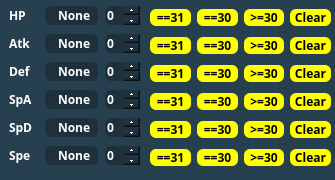
Before: the Qt Designer form Forms/Controls/IVFilter.ui in Admiral-Fish/PokeFinder, drawn with Qt 5.
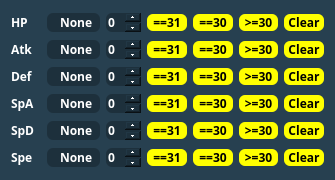
After: the same form once the commit is applied. Icons and pictures are not drawn.

```diff
--- a/Forms/Controls/IVFilter.ui
+++ b/Forms/Controls/IVFilter.ui
@@ -97,16 +97,7 @@
 	border-radius: 6px;
 }</string>
   </property>
-  <widget class="QWidget" name="">
-   <property name="geometry">
-    <rect>
-     <x>9</x>
-     <y>3</y>
-     <width>91</width>
-     <height>171</height>
-    </rect>
-   </property>
-   <layout class="QGridLayout" name="gridLayout_3">
+  <layout class="QGridLayout" name="gridLayout">
     <item row="0" column="0">
      <widget class="QLabel" name="hpLabel">
       <property name="sizePolicy">
@@ -184,362 +175,7 @@
       </item>
      </widget>
     </item>
-    <item row="1" column="0">
-     <widget class="QLabel" name="atkLabel">
-      <property name="font">
-       <font>
-        <family>Myriad Pro,Montserrat</family>
-        <weight>62</weight>
-        <bold>true</bold>
-       </font>
-      </property>
-      <property name="text">
-       <string>Atk</string>
-      </property>
-     </widget>
-    </item>
-    <item row="1" column="1">
-     <widget class="QComboBox" name="comboBoxAtk">
-      <property name="font">
-       <font>
-        <family>Myriad Pro,Montserrat</family>
-        <weight>62</weight>
-        <bold>true</bold>
-       </font>
-      </property>
-      <property name="layoutDirection">
-       <enum>Qt::LeftToRight</enum>
-      </property>
-      <property name="styleSheet">
-       <string notr="true"/>
-      </property>
-      <property name="sizeAdjustPolicy">
-       <enum>QComboBox::AdjustToContentsOnFirstShow</enum>
-      </property>
-      <property name="duplicatesEnabled">
-       <bool>false</bool>
-      </property>
-      <property name="frame">
-       <bool>true</bool>
-      </property>
-      <item>
-       <property name="text">
-        <string>None</string>
-       </property>
-      </item>
-      <item>
-       <property name="text">
-        <string notr="true">==</string>
-       </property>
-      </item>
-      <item>
-       <property name="text">
-        <string notr="true">&gt;=</string>
-       </property>
-      </item>
-      <item>
-       <property name="text">
-        <string notr="true">&lt;=</string>
-       </property>
-      </item>
-      <item>
-       <property name="text">
-        <string notr="true">!=</string>
-       </property>
-      </item>
-     </widget>
-    </item>
-    <item row="2" column="0">
-     <widget class="QLabel" name="defLabel">
-      <property name="font">
-       <font>
-        <family>Myriad Pro,Montserrat</family>
-        <weight>62</weight>
-        <bold>true</bold>
-       </font>
-      </property>
-      <property name="text">
-       <string>Def</string>
-      </property>
-     </widget>
-    </item>
-    <item row="2" column="1">
-     <widget class="QComboBox" name="comboBoxDef">
-      <property name="sizePolicy">
-       <sizepolicy hsizetype="Minimum" vsizetype="Fixed">
-        <horstretch>0</horstretch>
-        <verstretch>0</verstretch>
-       </sizepolicy>
-      </property>
-      <property name="font">
-       <font>
-        <family>Myriad Pro,Montserrat</family>
-        <weight>62</weight>
-        <bold>true</bold>
-       </font>
-      </property>
-      <property name="layoutDirection">
-       <enum>Qt::LeftToRight</enum>
-      </property>
-      <property name="styleSheet">
-       <string notr="true"/>
-      </property>
-      <property name="sizeAdjustPolicy">
-       <enum>QComboBox::AdjustToContentsOnFirstShow</enum>
-      </property>
-      <property name="duplicatesEnabled">
-       <bool>false</bool>
-      </property>
-      <property name="frame">
-       <bool>true</bool>
-      </property>
-      <item>
-       <property name="text">
-        <string>None</string>
-       </property>
-      </item>
-      <item>
-       <property name="text">
-        <string notr="true">==</string>
-       </property>
-      </item>
-      <item>
-       <property name="text">
-        <string notr="true">&gt;=</string>
-       </property>
-      </item>
-      <item>
-       <property name="text">
-        <string notr="true">&lt;=</string>
-       </property>
-      </item>
-      <item>
-       <property name="text">
-        <string notr="true">!=</string>
-       </property>
-      </item>
-     </widget>
-    </item>
-    <item row="3" column="0">
-     <widget class="QLabel" name="spaLabel">
-      <property name="font">
-       <font>
-        <family>Myriad Pro,Montserrat</family>
-        <weight>62</weight>
-        <bold>true</bold>
-       </font>
-      </property>
-      <property name="text">
-       <string>SpA</string>
-      </property>
-     </widget>
-    </item>
-    <item row="3" column="1">
-     <widget class="QComboBox" name="comboBoxSpA">
-      <property name="font">
-       <font>
-        <family>Myriad Pro,Montserrat</family>
-        <weight>62</weight>
-        <bold>true</bold>
-       </font>
-      </property>
-      <property name="layoutDirection">
-       <enum>Qt::LeftToRight</enum>
-      </property>
-      <property name="styleSheet">
-       <string notr="true"/>
-      </property>
-      <property name="sizeAdjustPolicy">
-       <enum>QComboBox::AdjustToContentsOnFirstShow</enum>
-      </property>
-      <property name="duplicatesEnabled">
-       <bool>false</bool>
-      </property>
-      <property name="frame">
-       <bool>true</bool>
-      </property>
-      <item>
-       <property name="text">
-        <string>None</string>
-       </property>
-      </item>
-      <item>
-       <property name="text">
-        <string notr="true">==</string>
-       </property>
-      </item>
-      <item>
-       <property name="text">
-        <string notr="true">&gt;=</string>
-       </property>
-      </item>
-      <item>
-       <property name="text">
-        <string notr="true">&lt;=</string>
-       </property>
-      </item>
-      <item>
-       <property name="text">
-        <string notr="true">!=</string>
-       </property>
-      </item>
-     </widget>
-    </item>
-    <item row="4" column="0">
-     <widget class="QLabel" name="spdLabel">
-      <property name="font">
-       <font>
-        <family>Myriad Pro,Montserrat</family>
-        <weight>62</weight>
-        <bold>true</bold>
-       </font>
-      </property>
-      <property name="text">
-       <string>SpD</string>
-      </property>
-     </widget>
-    </item>
-    <item row="4" column="1">
-     <widget class="QComboBox" name="comboBoxSpD">
-      <property name="font">
-       <font>
-        <family>Myriad Pro,Montserrat</family>
-        <weight>62</weight>
-        <bold>true</bold>
-       </font>
-      </property>
-      <property name="layoutDirection">
-       <enum>Qt::LeftToRight</enum>
-      </property>
-      <property name="styleSheet">
-       <string notr="true"/>
-      </property>
-      <property name="sizeAdjustPolicy">
-       <enum>QComboBox::AdjustToContentsOnFirstShow</enum>
-      </property>
-      <property name="duplicatesEnabled">
-       <bool>false</bool>
-      </property>
-      <property name="frame">
-       <bool>true</bool>
-      </property>
-      <item>
-       <property name="text">
-        <string>None</string>
-       </property>
-      </item>
-      <item>
-       <property name="text">
-        <string notr="true">==</string>
-       </property>
-      </item>
-      <item>
-       <property name="text">
-        <string notr="true">&gt;=</string>
-       </property>
-      </item>
-      <item>
-       <property name="text">
-        <string notr="true">&lt;=</string>
-       </property>
-      </item>
-      <item>
-       <property name="text">
-        <string notr="true">!=</string>
-       </property>
-      </item>
-     </widget>
-    </item>
-    <item row="5" column="0">
-     <widget class="QLabel" name="speLabel">
-      <property name="font">
-       <font>
-        <family>Myriad Pro,Montserrat</family>
-        <weight>62</weight>
-        <bold>true</bold>
-       </font>
-      </property>
-      <property name="text">
-       <string>Spe</string>
-      </property>
-     </widget>
-    </item>
-    <item row="5" column="1">
-     <widget class="QComboBox" name="comboBoxSpe">
-      <property name="sizePolicy">
-       <sizepolicy hsizetype="Fixed" vsizetype="Fixed">
-        <horstretch>0</horstretch>
-        <verstretch>0</verstretch>
-       </sizepolicy>
-      </property>
-      <property name="minimumSize">
-       <size>
-        <width>53</width>
-        <height>13</height>
-       </size>
-      </property>
-      <property name="font">
-       <font>
-        <family>Myriad Pro,Montserrat</family>
-        <weight>62</weight>
-        <bold>true</bold>
-       </font>
-      </property>
-      <property name="layoutDirection">
-       <enum>Qt::LeftToRight</enum>
-      </property>
-      <property name="styleSheet">
-       <string notr="true"/>
-      </property>
-      <property name="sizeAdjustPolicy">
-       <enum>QComboBox::AdjustToContentsOnFirstShow</enum>
-      </property>
-      <property name="duplicatesEnabled">
-       <bool>false</bool>
-      </property>
-      <property name="frame">
-       <bool>true</bool>
-      </property>
-      <item>
-       <property name="text">
-        <string>None</string>
-       </property>
-      </item>
-      <item>
-       <property name="text">
-        <string notr="true">==</string>
-       </property>
-      </item>
-      <item>
-       <property name="text">
-        <string notr="true">&gt;=</string>
-       </property>
-      </item>
-      <item>
-       <property name="text">
-        <string notr="true">&lt;=</string>
-       </property>
-      </item>
-      <item>
-       <property name="text">
-        <string notr="true">!=</string>
-       </property>
-      </item>
-     </widget>
-    </item>
-   </layout>
-  </widget>
-  <widget class="QWidget" name="">
-   <property name="geometry">
-    <rect>
-     <x>104</x>
-     <y>3</y>
-     <width>38</width>
-     <height>171</height>
-    </rect>
-   </property>
-   <layout class="QGridLayout" name="gridLayout">
-    <item row="0" column="0">
+   <item row="0" column="2">
      <widget class="QSpinBox" name="spinBoxHP">
       <property name="sizePolicy">
        <sizepolicy hsizetype="Fixed" vsizetype="Fixed">
@@ -559,89 +195,7 @@
       </property>
      </widget>
     </item>
-    <item row="1" column="0">
-     <widget class="QSpinBox" name="spinBoxAtk">
-      <property name="font">
-       <font>
-        <family>Myriad Pro,Montserrat</family>
-        <weight>62</weight>
-        <bold>true</bold>
-       </font>
-      </property>
-      <property name="maximum">
-       <number>31</number>
-      </property>
-     </widget>
-    </item>
-    <item row="2" column="0">
-     <widget class="QSpinBox" name="spinBoxDef">
-      <property name="font">
-       <font>
-        <family>Myriad Pro,Montserrat</family>
-        <weight>62</weight>
-        <bold>true</bold>
-       </font>
-      </property>
-      <property name="maximum">
-       <number>31</number>
-      </property>
-     </widget>
-    </item>
-    <item row="3" column="0">
-     <widget class="QSpinBox" name="spinBoxSpA">
-      <property name="font">
-       <font>
-        <family>Myriad Pro,Montserrat</family>
-        <weight>62</weight>
-        <bold>true</bold>
-       </font>
-      </property>
-      <property name="maximum">
-       <number>31</number>
-      </property>
-     </widget>
-    </item>
-    <item row="4" column="0">
-     <widget class="QSpinBox" name="spinBoxSpD">
-      <property name="font">
-       <font>
-        <family>Myriad Pro,Montserrat</family>
-        <weight>62</weight>
-        <bold>true</bold>
-       </font>
-      </property>
-      <property name="maximum">
-       <number>31</number>
-      </property>
-     </widget>
-    </item>
-    <item row="5" column="0">
-     <widget class="QSpinBox" name="spinBoxSpe">
-      <property name="font">
-       <font>
-        <family>Myriad Pro,Montserrat</family>
-        <weight>62</weight>
-        <bold>true</bold>
-       </font>
-      </property>
-      <property name="maximum">
-       <number>31</number>
-      </property>
-     </widget>
-    </item>
-   </layout>
-  </widget>
-  <widget class="QWidget" name="">
-   <property name="geometry">
-    <rect>
-     <x>150</x>
-     <y>4</y>
-     <width>181</width>
-     <height>171</height>
-    </rect>
-   </property>
-   <layout class="QGridLayout" name="gridLayout_2">
-    <item row="0" column="0">
+   <item row="0" column="3">
      <widget class="QPushButton" name="pushButton31HP">
       <property name="font">
        <font>
@@ -655,7 +209,7 @@
       </property>
      </widget>
     </item>
-    <item row="0" column="1">
+   <item row="0" column="4">
      <widget class="QPushButton" name="pushButton30HP">
       <property name="font">
        <font>
@@ -669,7 +223,7 @@
       </property>
      </widget>
     </item>
-    <item row="0" column="2">
+   <item row="0" column="5">
      <widget class="QPushButton" name="pushButtonG30HP">
       <property name="font">
        <font>
@@ -683,7 +237,7 @@
       </property>
      </widget>
     </item>
-    <item row="0" column="3">
+   <item row="0" column="6">
      <widget class="QPushButton" name="pushButtonClearHP">
       <property name="font">
        <font>
@@ -698,6 +252,85 @@
      </widget>
     </item>
     <item row="1" column="0">
+    <widget class="QLabel" name="atkLabel">
+     <property name="font">
+      <font>
+       <family>Myriad Pro,Montserrat</family>
+       <weight>62</weight>
+       <bold>true</bold>
+      </font>
+     </property>
+     <property name="text">
+      <string>Atk</string>
+     </property>
+    </widget>
+   </item>
+   <item row="1" column="1">
+    <widget class="QComboBox" name="comboBoxAtk">
+     <property name="font">
+      <font>
+       <family>Myriad Pro,Montserrat</family>
+       <weight>62</weight>
+       <bold>true</bold>
+      </font>
+     </property>
+     <property name="layoutDirection">
+      <enum>Qt::LeftToRight</enum>
+     </property>
+     <property name="styleSheet">
+      <string notr="true"/>
+     </property>
+     <property name="sizeAdjustPolicy">
+      <enum>QComboBox::AdjustToContentsOnFirstShow</enum>
+     </property>
+     <property name="duplicatesEnabled">
+      <bool>false</bool>
+     </property>
+     <property name="frame">
+      <bool>true</bool>
+     </property>
+     <item>
+      <property name="text">
+       <string>None</string>
+      </property>
+     </item>
+     <item>
+      <property name="text">
+       <string notr="true">==</string>
+      </property>
+     </item>
+     <item>
+      <property name="text">
+       <string notr="true">&gt;=</string>
+      </property>
+     </item>
+     <item>
+      <property name="text">
+       <string notr="true">&lt;=</string>
+      </property>
+     </item>
+     <item>
+      <property name="text">
+       <string notr="true">!=</string>
+      </property>
+     </item>
+    </widget>
+   </item>
+   <item row="1" column="2">
+    <widget class="QSpinBox" name="spinBoxAtk">
+     <property name="font">
+      <font>
+       <family>Myriad Pro,Montserrat</family>
+       <weight>62</weight>
+       <bold>true</bold>
+      </font>
+     </property>
+     <property name="maximum">
+      <number>31</number>
+     </property>
+    </widget>
+   </item>
+   <item row="1" column="3">
      <widget class="QPushButton" name="pushButton31Atk">
       <property name="font">
        <font>
@@ -711,7 +344,7 @@
       </property>
      </widget>
     </item>
-    <item row="1" column="1">
+   <item row="1" column="4">
      <widget class="QPushButton" name="pushButton30Atk">
       <property name="font">
        <font>
@@ -725,7 +358,7 @@
       </property>
      </widget>
     </item>
-    <item row="1" column="2">
+   <item row="1" column="5">
      <widget class="QPushButton" name="pushButtonG30Atk">
       <property name="font">
        <font>
@@ -739,7 +372,7 @@
       </property>
      </widget>
     </item>
-    <item row="1" column="3">
+   <item row="1" column="6">
      <widget class="QPushButton" name="pushButtonClearAtk">
       <property name="font">
        <font>
@@ -754,6 +387,91 @@
      </widget>
     </item>
     <item row="2" column="0">
+    <widget class="QLabel" name="defLabel">
+     <property name="font">
+      <font>
+       <family>Myriad Pro,Montserrat</family>
+       <weight>62</weight>
+       <bold>true</bold>
+      </font>
+     </property>
+     <property name="text">
+      <string>Def</string>
+     </property>
+    </widget>
+   </item>
+   <item row="2" column="1">
+    <widget class="QComboBox" name="comboBoxDef">
+     <property name="sizePolicy">
+      <sizepolicy hsizetype="Minimum" vsizetype="Fixed">
+       <horstretch>0</horstretch>
+       <verstretch>0</verstretch>
+      </sizepolicy>
+     </property>
+     <property name="font">
+      <font>
+       <family>Myriad Pro,Montserrat</family>
+       <weight>62</weight>
+       <bold>true</bold>
+      </font>
+     </property>
+     <property name="layoutDirection">
+      <enum>Qt::LeftToRight</enum>
+     </property>
+     <property name="styleSheet">
+      <string notr="true"/>
+     </property>
+     <property name="sizeAdjustPolicy">
+      <enum>QComboBox::AdjustToContentsOnFirstShow</enum>
+     </property>
+     <property name="duplicatesEnabled">
+      <bool>false</bool>
+     </property>
+     <property name="frame">
+      <bool>true</bool>
+     </property>
+     <item>
+      <property name="text">
+       <string>None</string>
+      </property>
+     </item>
+     <item>
+      <property name="text">
+       <string notr="true">==</string>
+      </property>
+     </item>
+     <item>
+      <property name="text">
+       <string notr="true">&gt;=</string>
+      </property>
+     </item>
+     <item>
+      <property name="text">
+       <string notr="true">&lt;=</string>
+      </property>
+     </item>
+     <item>
+      <property name="text">
+       <string notr="true">!=</string>
+      </property>
+     </item>
+    </widget>
+   </item>
+   <item row="2" column="2">
+    <widget class="QSpinBox" name="spinBoxDef">
+     <property name="font">
+      <font>
+       <family>Myriad Pro,Montserrat</family>
+       <weight>62</weight>
+       <bold>true</bold>
+      </font>
+     </property>
+     <property name="maximum">
+      <number>31</number>
+     </property>
+    </widget>
+   </item>
+   <item row="2" column="3">
      <widget class="QPushButton" name="pushButton31Def">
       <property name="font">
        <font>
@@ -767,7 +485,7 @@
       </property>
      </widget>
     </item>
-    <item row="2" column="1">
+   <item row="2" column="4">
      <widget class="QPushButton" name="pushButton30Def">
       <property name="font">
        <font>
@@ -781,7 +499,7 @@
       </property>
      </widget>
     </item>
-    <item row="2" column="2">
+   <item row="2" column="5">
      <widget class="QPushButton" name="pushButtonG30Def">
       <property name="font">
        <font>
@@ -795,7 +513,7 @@
       </property>
      </widget>
     </item>
-    <item row="2" column="3">
+   <item row="2" column="6">
      <widget class="QPushButton" name="pushButtonClearDef">
       <property name="font">
        <font>
@@ -810,6 +528,85 @@
      </widget>
     </item>
     <item row="3" column="0">
+    <widget class="QLabel" name="spaLabel">
+     <property name="font">
+      <font>
+       <family>Myriad Pro,Montserrat</family>
+       <weight>62</weight>
+       <bold>true</bold>
+      </font>
+     </property>
+     <property name="text">
+      <string>SpA</string>
+     </property>
+    </widget>
+   </item>
+   <item row="3" column="1">
+    <widget class="QComboBox" name="comboBoxSpA">
+     <property name="font">
+      <font>
+       <family>Myriad Pro,Montserrat</family>
+       <weight>62</weight>
+       <bold>true</bold>
+      </font>
+     </property>
+     <property name="layoutDirection">
+      <enum>Qt::LeftToRight</enum>
+     </property>
+     <property name="styleSheet">
+      <string notr="true"/>
+     </property>
+     <property name="sizeAdjustPolicy">
+      <enum>QComboBox::AdjustToContentsOnFirstShow</enum>
+     </property>
+     <property name="duplicatesEnabled">
+      <bool>false</bool>
+     </property>
+     <property name="frame">
+      <bool>true</bool>
+     </property>
+     <item>
+      <property name="text">
+       <string>None</string>
+      </property>
+     </item>
+     <item>
+      <property name="text">
+       <string notr="true">==</string>
+      </property>
+     </item>
+     <item>
+      <property name="text">
+       <string notr="true">&gt;=</string>
+      </property>
+     </item>
+     <item>
+      <property name="text">
+       <string notr="true">&lt;=</string>
+      </property>
+     </item>
+     <item>
+      <property name="text">
+       <string notr="true">!=</string>
+      </property>
+     </item>
+    </widget>
+   </item>
+   <item row="3" column="2">
+    <widget class="QSpinBox" name="spinBoxSpA">
+     <property name="font">
+      <font>
+       <family>Myriad Pro,Montserrat</family>
+       <weight>62</weight>
+       <bold>true</bold>
+      </font>
+     </property>
+     <property name="maximum">
+      <number>31</number>
+     </property>
+    </widget>
+   </item>
+   <item row="3" column="3">
      <widget class="QPushButton" name="pushButton31SpA">
       <property name="font">
        <font>
@@ -823,7 +620,7 @@
       </property>
      </widget>
     </item>
-    <item row="3" column="1">
+   <item row="3" column="4">
      <widget class="QPushButton" name="pushButton30SpA">
       <property name="font">
        <font>
@@ -837,7 +634,7 @@
       </property>
      </widget>
     </item>
-    <item row="3" column="2">
+   <item row="3" column="5">
      <widget class="QPushButton" name="pushButtonG30SpA">
       <property name="font">
        <font>
@@ -851,7 +648,7 @@
       </property>
      </widget>
     </item>
-    <item row="3" column="3">
+   <item row="3" column="6">
      <widget class="QPushButton" name="pushButtonClearSpA">
       <property name="font">
        <font>
@@ -866,6 +663,85 @@
      </widget>
     </item>
     <item row="4" column="0">
+    <widget class="QLabel" name="spdLabel">
+     <property name="font">
+      <font>
+       <family>Myriad Pro,Montserrat</family>
+       <weight>62</weight>
+       <bold>true</bold>
+      </font>
+     </property>
+     <property name="text">
+      <string>SpD</string>
+     </property>
+    </widget>
+   </item>
+   <item row="4" column="1">
+    <widget class="QComboBox" name="comboBoxSpD">
+     <property name="font">
+      <font>
+       <family>Myriad Pro,Montserrat</family>
+       <weight>62</weight>
+       <bold>true</bold>
+      </font>
+     </property>
+     <property name="layoutDirection">
+      <enum>Qt::LeftToRight</enum>
+     </property>
+     <property name="styleSheet">
+      <string notr="true"/>
+     </property>
+     <property name="sizeAdjustPolicy">
+      <enum>QComboBox::AdjustToContentsOnFirstShow</enum>
+     </property>
+     <property name="duplicatesEnabled">
+      <bool>false</bool>
+     </property>
+     <property name="frame">
+      <bool>true</bool>
+     </property>
+     <item>
+      <property name="text">
+       <string>None</string>
+      </property>
+     </item>
+     <item>
+      <property name="text">
+       <string notr="true">==</string>
+      </property>
+     </item>
+     <item>
+      <property name="text">
+       <string notr="true">&gt;=</string>
+      </property>
+     </item>
+     <item>
+      <property name="text">
+       <string notr="true">&lt;=</string>
+      </property>
+     </item>
+     <item>
+      <property name="text">
+       <string notr="true">!=</string>
+      </property>
+     </item>
+    </widget>
+   </item>
+   <item row="4" column="2">
+    <widget class="QSpinBox" name="spinBoxSpD">
+     <property name="font">
+      <font>
+       <family>Myriad Pro,Montserrat</family>
+       <weight>62</weight>
+       <bold>true</bold>
+      </font>
+     </property>
+     <property name="maximum">
+      <number>31</number>
+     </property>
+    </widget>
+   </item>
+   <item row="4" column="3">
      <widget class="QPushButton" name="pushButton31SpD">
       <property name="font">
        <font>
@@ -879,7 +755,7 @@
       </property>
      </widget>
     </item>
-    <item row="4" column="1">
+   <item row="4" column="4">
      <widget class="QPushButton" name="pushButton30SpD">
       <property name="font">
        <font>
@@ -893,7 +769,7 @@
       </property>
      </widget>
     </item>
-    <item row="4" column="2">
+   <item row="4" column="5">
      <widget class="QPushButton" name="pushButtonG30SpD">
       <property name="font">
        <font>
@@ -907,7 +783,7 @@
       </property>
      </widget>
     </item>
-    <item row="4" column="3">
+   <item row="4" column="6">
      <widget class="QPushButton" name="pushButtonClearSpD">
       <property name="font">
        <font>
@@ -922,6 +798,97 @@
      </widget>
     </item>
     <item row="5" column="0">
+    <widget class="QLabel" name="speLabel">
+     <property name="font">
+      <font>
+       <family>Myriad Pro,Montserrat</family>
+       <weight>62</weight>
+       <bold>true</bold>
+      </font>
+     </property>
+     <property name="text">
+      <string>Spe</string>
+     </property>
+    </widget>
+   </item>
+   <item row="5" column="1">
+    <widget class="QComboBox" name="comboBoxSpe">
+     <property name="sizePolicy">
+      <sizepolicy hsizetype="Fixed" vsizetype="Fixed">
+       <horstretch>0</horstretch>
+       <verstretch>0</verstretch>
+      </sizepolicy>
+     </property>
+     <property name="minimumSize">
+      <size>
+       <width>53</width>
+       <height>13</height>
+      </size>
+     </property>
+     <property name="font">
+      <font>
+       <family>Myriad Pro,Montserrat</family>
+       <weight>62</weight>
+       <bold>true</bold>
+      </font>
+     </property>
+     <property name="layoutDirection">
+      <enum>Qt::LeftToRight</enum>
+     </property>
+     <property name="styleSheet">
+      <string notr="true"/>
+     </property>
+     <property name="sizeAdjustPolicy">
+      <enum>QComboBox::AdjustToContentsOnFirstShow</enum>
+     </property>
+     <property name="duplicatesEnabled">
+      <bool>false</bool>
+     </property>
+     <property name="frame">
+      <bool>true</bool>
+     </property>
+     <item>
+      <property name="text">
+       <string>None</string>
+      </property>
+     </item>
+     <item>
+      <property name="text">
+       <string notr="true">==</string>
+      </property>
+     </item>
+     <item>
+      <property name="text">
+       <string notr="true">&gt;=</string>
+      </property>
+     </item>
+     <item>
+      <property name="text">
+       <string notr="true">&lt;=</string>
+      </property>
+     </item>
+     <item>
+      <property name="text">
+       <string notr="true">!=</string>
+      </property>
+     </item>
+    </widget>
+   </item>
+   <item row="5" column="2">
+    <widget class="QSpinBox" name="spinBoxSpe">
+     <property name="font">
+      <font>
+       <family>Myriad Pro,Montserrat</family>
+       <weight>62</weight>
+       <bold>true</bold>
+      </font>
+     </property>
+     <property name="maximum">
+      <number>31</number>
+     </property>
+    </widget>
+   </item>
+   <item row="5" column="3">
      <widget class="QPushButton" name="pushButton31Spe">
       <property name="font">
        <font>
@@ -935,7 +902,7 @@
       </property>
      </widget>
     </item>
-    <item row="5" column="1">
+   <item row="5" column="4">
      <widget class="QPushButton" name="pushButton30Spe">
       <property name="font">
        <font>
@@ -949,7 +916,7 @@
       </property>
      </widget>
     </item>
-    <item row="5" column="2">
+   <item row="5" column="5">
      <widget class="QPushButton" name="pushButtonG30Spe">
       <property name="font">
        <font>
@@ -963,7 +930,7 @@
       </property>
      </widget>
     </item>
-    <item row="5" column="3">
+   <item row="5" column="6">
      <widget class="QPushButton" name="pushButtonClearSpe">
       <property name="font">
        <font>
@@ -978,7 +945,6 @@
      </widget>
     </item>
    </layout>
-  </widget>
  </widget>
  <resources/>
  <connections/>
```
Lines whose indentation alone changed are shown as unchanged.
